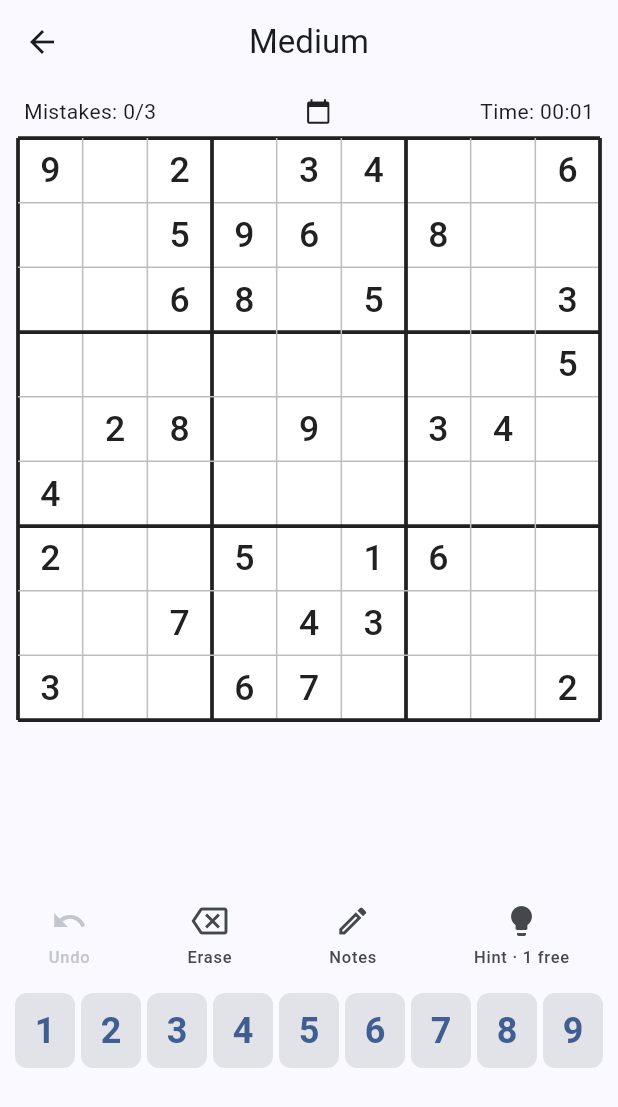
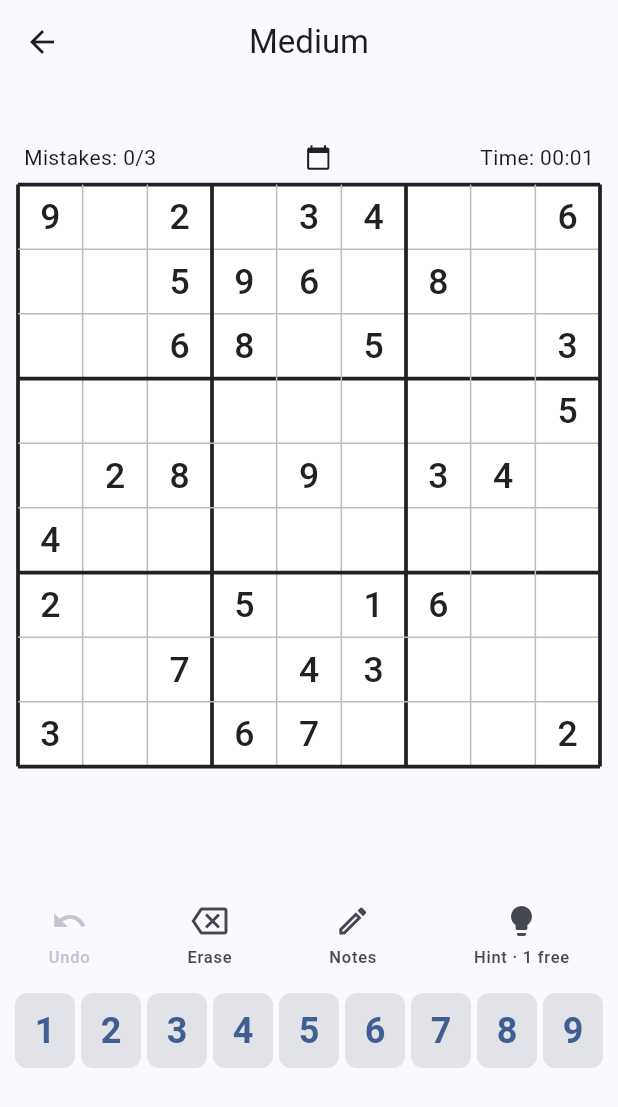
Before and after one commit to Pink-Spider/sudoku-app, a Flutter app: the screen it shows after launch, after a tap on "Daily challenge", on a phone screen of 412 x 824 dp. Shown: the top 1107 px of the screen. Run offline on Flutter 3.47's test engine with Material 3 defaults, Android fonts, the phone set to English and light mode, and no system bars; our stand-ins replace flutter_riverpod, google_mobile_ads, shared_preferences; missing offline and left inert: app_tracking_transparency; generated files the repository leaves out were written again; network calls fail.

Commit message:
Tighten the game screen layout
Three problems, visible once the store screenshots were taken:

- A trailing Spacer dumped all the slack into one gap under the board.
  The board is width-bound, so on a tall phone that gap was large. It is
  now an Expanded + Center, which splits the slack above and below.
- The hint line appeared and disappeared, shoving the board and number
  pad mid-game. It now occupies a fixed height whether or not there is a
  hint to show.
- Mistakes and time sat pinned to the top of the screen, far from the
  board they describe. They now ride with the board inside the centred
  column, which also closes most of the remaining top gap.

Screenshots re-shot for all four locales.

Co-Authored-By: Claude Opus 5 (1M context) <noreply@anthropic.com>

```diff
--- a/apps/sudoku/lib/features/game/game_screen.dart
+++ b/apps/sudoku/lib/features/game/game_screen.dart
@@ -90,18 +90,32 @@ class _GameScreenState extends ConsumerState<GameScreen> with WidgetsBindingObse
         body: SafeArea(
           child: Column(
             children: [
+              // Expanded rather than a trailing Spacer: on a tall phone the
+              // board is width-bound, and a Spacer dumped all the slack into
+              // one gap under it. Centring splits the slack above and below,
+              // and the status row rides with the board because it describes
+              // the board, not the screen.
+              Expanded(
+                child: Center(
+                  child: Column(
+                    mainAxisSize: MainAxisSize.min,
+                    children: [
                       Padding(
-                padding: const EdgeInsets.symmetric(horizontal: 16, vertical: 8),
+                        padding:
+                            const EdgeInsets.fromLTRB(16, 0, 16, 8),
                         child: Row(
                           mainAxisAlignment: MainAxisAlignment.spaceBetween,
                           children: [
-                    Text('${l.mistakes}: ${l.mistakesCount(state.mistakes, state.maxMistakes)}'),
-                    if (state.isDaily) const Icon(Icons.calendar_today, size: 18),
+                            Text('${l.mistakes}: '
+                                '${l.mistakesCount(state.mistakes, state.maxMistakes)}'),
+                            if (state.isDaily)
+                              const Icon(Icons.calendar_today, size: 18),
                             Text('${l.time}: ${formatDuration(state.elapsed)}'),
                           ],
                         ),
                       ),
-              Padding(
+                      Flexible(
+                        child: Padding(
                           padding: const EdgeInsets.symmetric(horizontal: 12),
                           child: SudokuBoard(
                             state: state,
@@ -109,16 +123,28 @@ class _GameScreenState extends ConsumerState<GameScreen> with WidgetsBindingObse
                             onCellTap: controller.select,
                           ),
                         ),
-              if (state.lastHint != null && state.hintHighlight.isNotEmpty)
-                Padding(
-                  padding: const EdgeInsets.fromLTRB(16, 12, 16, 0),
-                  child: Text(
+                      ),
+                    ],
+                  ),
+                ),
+              ),
+              // Fixed height so showing a hint does not shove the board and
+              // the number pad around mid-game.
+              SizedBox(
+                height: 44,
+                child: Padding(
+                  padding: const EdgeInsets.symmetric(horizontal: 16),
+                  child: Center(
+                    child: state.lastHint != null && state.hintHighlight.isNotEmpty
+                        ? Text(
                             _techniqueText(l, state.lastHint!.techniqueId),
                             textAlign: TextAlign.center,
                             style: Theme.of(context).textTheme.bodySmall,
+                          )
+                        : const SizedBox.shrink(),
                   ),
                 ),
-              const Spacer(),
+              ),
               GameToolbar(
                 canUndo: state.canUndo,
                 notesMode: state.notesMode,
```
Also changed, not shown: 15 other files. Lines whose indentation alone changed are shown as unchanged.
